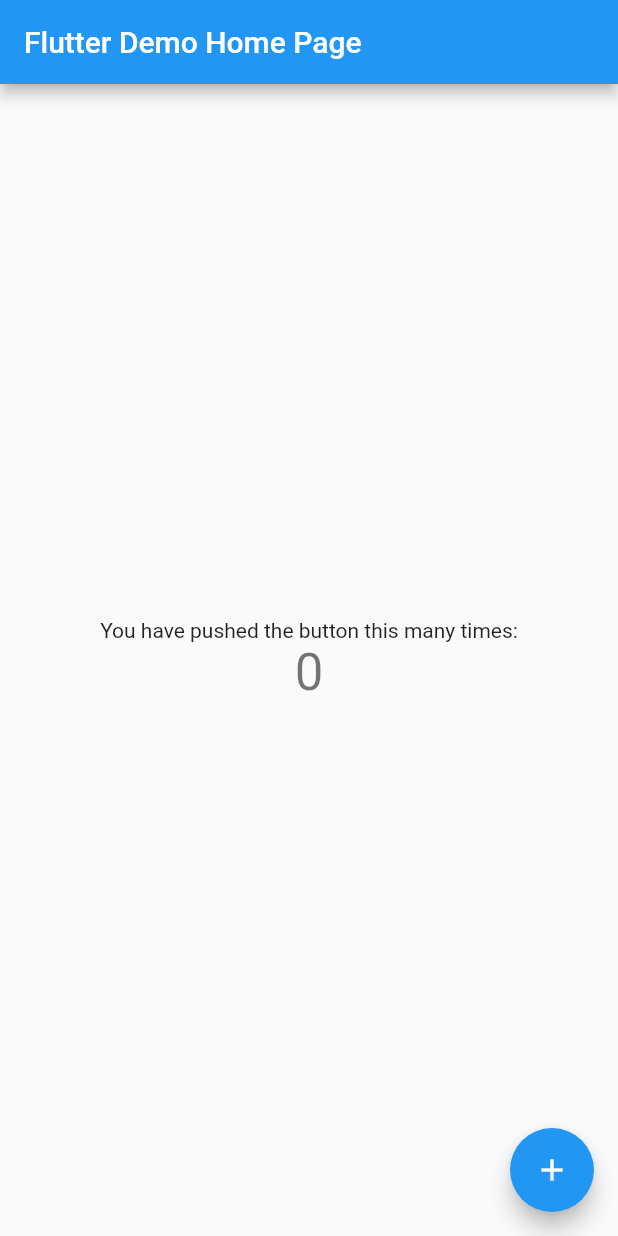
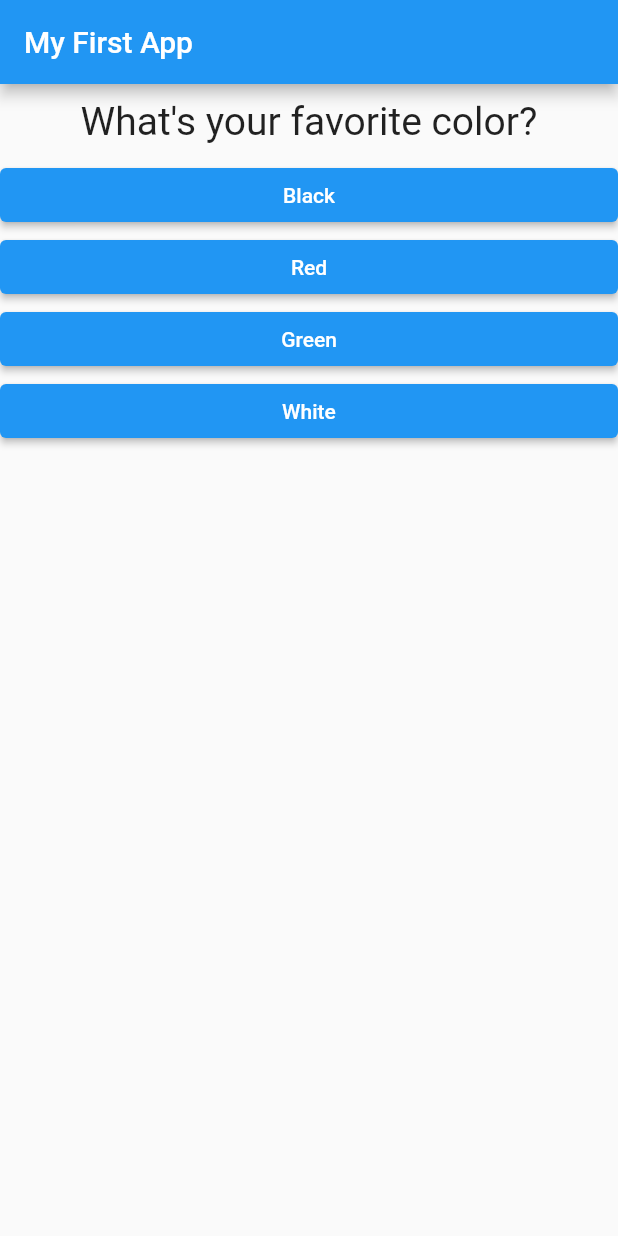
Before and after one commit to ArkV1/project_n1, a Flutter app: the screen it shows after launch, on a phone screen of 412 x 824 dp. Run offline on Flutter 3.47's test engine with Material 2 defaults, Android fonts, the phone set to English and light mode, and no system bars.

Commit message:
course section end

```diff
--- /dev/null
+++ b/lib/answer.dart
@@ -0,0 +1,23 @@
+import 'package:flutter/material.dart';
+
+class Answer extends StatelessWidget {
+  final VoidCallback selectHandler;
+  final String answerText;
+
+  Answer(this.selectHandler, this.answerText);
+
+  @override
+  Widget build(BuildContext context) {
+    return Container(
+      width: double.infinity,
+      child: ElevatedButton(
+        style: ElevatedButton.styleFrom(
+          backgroundColor: Colors.blue,
+          // foregroundColor: Colors.white,
+        ),
+        onPressed: selectHandler,
+        child: Text(answerText),
+      ),
+    );
+  }
+}
--- a/lib/main.dart
+++ b/lib/main.dart
@@ -1,115 +1,86 @@
 import 'package:flutter/material.dart';
 
-void main() {
-  runApp(const MyApp());
-}
+import './quiz.dart';
+import './result.dart';
 
-class MyApp extends StatelessWidget {
-  const MyApp({super.key});
+void main() => runApp(MyApp());
 
-  // This widget is the root of your application.
+class MyApp extends StatefulWidget {
   @override
-  Widget build(BuildContext context) {
-    return MaterialApp(
-      title: 'Flutter Demo',
-      theme: ThemeData(
-        // This is the theme of your application.
-        //
-        // Try running your application with "flutter run". You'll see the
-        // application has a blue toolbar. Then, without quitting the app, try
-        // changing the primarySwatch below to Colors.green and then invoke
-        // "hot reload" (press "r" in the console where you ran "flutter run",
-        // or simply save your changes to "hot reload" in a Flutter IDE).
-        // Notice that the counter didn't reset back to zero; the application
-        // is not restarted.
-        primarySwatch: Colors.blue,
-      ),
-      home: const MyHomePage(title: 'Flutter Demo Home Page'),
-    );
+  State<StatefulWidget> createState() {
+    return _MyAppState();
   }
 }
 
-class MyHomePage extends StatefulWidget {
-  const MyHomePage({super.key, required this.title});
+class _MyAppState extends State<MyApp> {
+  final _questions = const [
+    {
+      'questionText': 'What\'s your favorite color?',
+      'answers': [
+        {'text': 'Black', 'score': 10},
+        {'text': 'Red', 'score': 5},
+        {'text': 'Green', 'score': 3},
+        {'text': 'White', 'score': 1},
+      ],
+    },
+    {
+      'questionText': 'What\'s your favorite animal?',
+      'answers': [
+        {'text': 'Rabbit', 'score': 3},
+        {'text': 'Snake', 'score': 11},
+        {'text': 'Elephant', 'score': 5},
+        {'text': 'Lion', 'score': 9},
+      ],
+    },
+    {
+      'questionText': 'Who\'s your favorite instructor?',
+      'answers': [
+        {'text': 'Max', 'score': 1},
+        {'text': 'Max', 'score': 1},
+        {'text': 'Max', 'score': 1},
+        {'text': 'Max', 'score': 1},
+      ],
+    },
+  ];
 
-  // This widget is the home page of your application. It is stateful, meaning
-  // that it has a State object (defined below) that contains fields that affect
-  // how it looks.
+  var _questionIndex = 0;
+  var _totalScore = 0;
 
-  // This class is the configuration for the state. It holds the values (in this
-  // case the title) provided by the parent (in this case the App widget) and
-  // used by the build method of the State. Fields in a Widget subclass are
-  // always marked "final".
+  void _resetQuiz() {
+    setState(() {
+      _questionIndex = 0;
+      _totalScore = 0;
+    });
+  }
 
-  final String title;
+  void _answerQuestion(int score) {
+    if (_questionIndex < _questions.length) {
+      print('We have more questions!');
+    }
 
-  @override
-  State<MyHomePage> createState() => _MyHomePageState();
-}
-
-class _MyHomePageState extends State<MyHomePage> {
-  int _counter = 0;
-
-  void _incrementCounter() {
+    _totalScore += score;
     setState(() {
-      // This call to setState tells the Flutter framework that something has
-      // changed in this State, which causes it to rerun the build method below
-      // so that the display can reflect the updated values. If we changed
-      // _counter without calling setState(), then the build method would not be
-      // called again, and so nothing would appear to happen.
-      _counter++;
+      _questionIndex = _questionIndex + 1;
     });
+    print(_questionIndex);
+    print('Answer chosen');
   }
 
   @override
   Widget build(BuildContext context) {
-    // This method is rerun every time setState is called, for instance as done
-    // by the _incrementCounter method above.
-    //
-    // The Flutter framework has been optimized to make rerunning build methods
-    // fast, so that you can just rebuild anything that needs updating rather
-    // than having to individually change instances of widgets.
-    return Scaffold(
-      appBar: AppBar(
-        // Here we take the value from the MyHomePage object that was created by
-        // the App.build method, and use it to set our appbar title.
-        title: Text(widget.title),
+    return MaterialApp(
+      home: Scaffold(
+        appBar: AppBar(
+          title: Text('My First App'),
+        ),
+        body: _questionIndex < _questions.length
+            ? Quiz(
+                answerQuestion: _answerQuestion,
+                questionIndex: _questionIndex,
+                questions: _questions,
+              )
+            : Result(_totalScore, _resetQuiz),
       ),
-      body: Center(
-        // Center is a layout widget. It takes a single child and positions it
-        // in the middle of the parent.
-        child: Column(
-          // Column is also a layout widget. It takes a list of children and
-          // arranges them vertically. By default, it sizes itself to fit its
-          // children horizontally, and tries to be as tall as its parent.
-          //
-          // Invoke "debug painting" (press "p" in the console, choose the
-          // "Toggle Debug Paint" action from the Flutter Inspector in Android
-          // Studio, or the "Toggle Debug Paint" command in Visual Studio Code)
-          // to see the wireframe for each widget.
-          //
-          // Column has various properties to control how it sizes itself and
-          // how it positions its children. Here we use mainAxisAlignment to
-          // center the children vertically; the main axis here is the vertical
-          // axis because Columns are vertical (the cross axis would be
-          // horizontal).
-          mainAxisAlignment: MainAxisAlignment.center,
-          children: <Widget>[
-            const Text(
-              'You have pushed the button this many times:',
-            ),
-            Text(
-              '$_counter',
-              style: Theme.of(context).textTheme.headline4,
-            ),
-          ],
-        ),
-      ),
-      floatingActionButton: FloatingActionButton(
-        onPressed: _incrementCounter,
-        tooltip: 'Increment',
-        child: const Icon(Icons.add),
-      ), // This trailing comma makes auto-formatting nicer for build methods.
     );
   }
 }
--- /dev/null
+++ b/lib/question.dart
@@ -0,0 +1,20 @@
+import 'package:flutter/material.dart';
+
+class Question extends StatelessWidget {
+  final String questionText;
+
+  Question(this.questionText);
+
+  @override
+  Widget build(BuildContext context) {
+    return Container(
+      width: double.infinity,
+      margin: EdgeInsets.all(10),
+      child: Text(
+        questionText,
+        style: TextStyle(fontSize: 26),
+        textAlign: TextAlign.center,
+      ),
+    );
+  }
+}
--- /dev/null
+++ b/lib/quiz.dart
@@ -0,0 +1,30 @@
+import 'package:flutter/material.dart';
+
+import './question.dart';
+import './answer.dart';
+
+class Quiz extends StatelessWidget {
+  final List<Map<String, Object>> questions;
+  final int questionIndex;
+  final Function answerQuestion;
+
+  Quiz({
+    required this.questions,
+    required this.answerQuestion,
+    required this.questionIndex,
+  });
+
+  @override
+  Widget build(BuildContext context) {
+    return Column(
+      children: [
+        Question(
+          questions[questionIndex]['questionText'] as String,
+        ),
+        ...(questions[questionIndex]['answers'] as List<Map<String, Object>>).map((answer) {
+          return Answer(() => answerQuestion(answer['score']), answer['text'] as String);
+        }).toList()
+      ],
+    );
+  }
+}
```
Also changed, not shown: lib/result.dart (added, +44 -0 lines).
